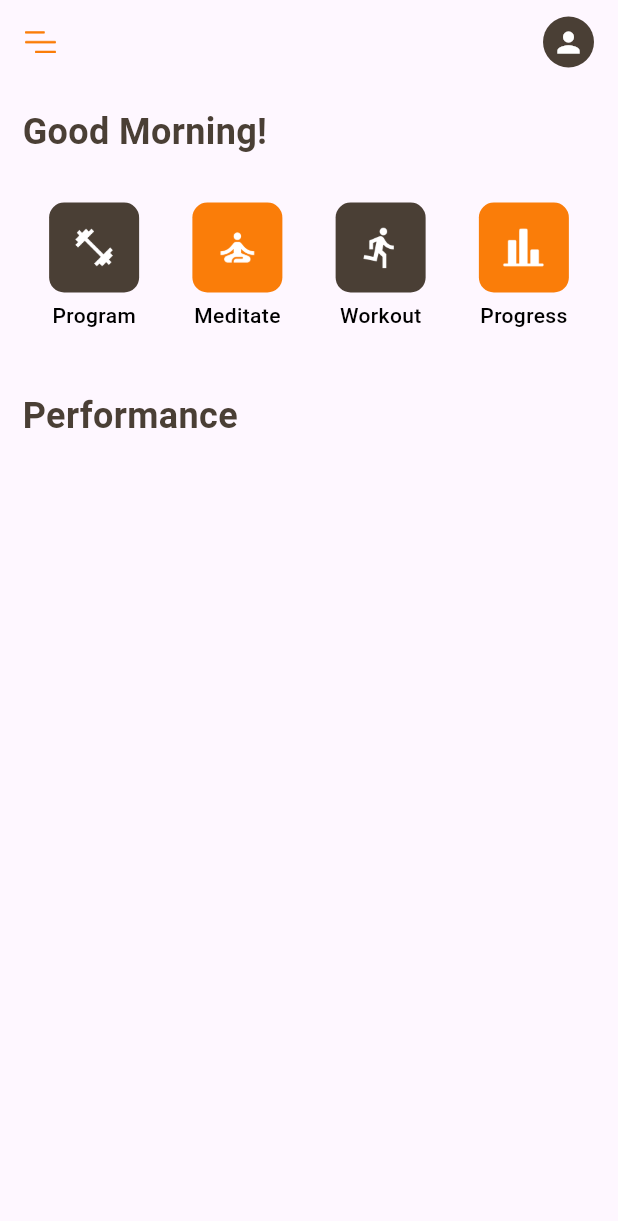
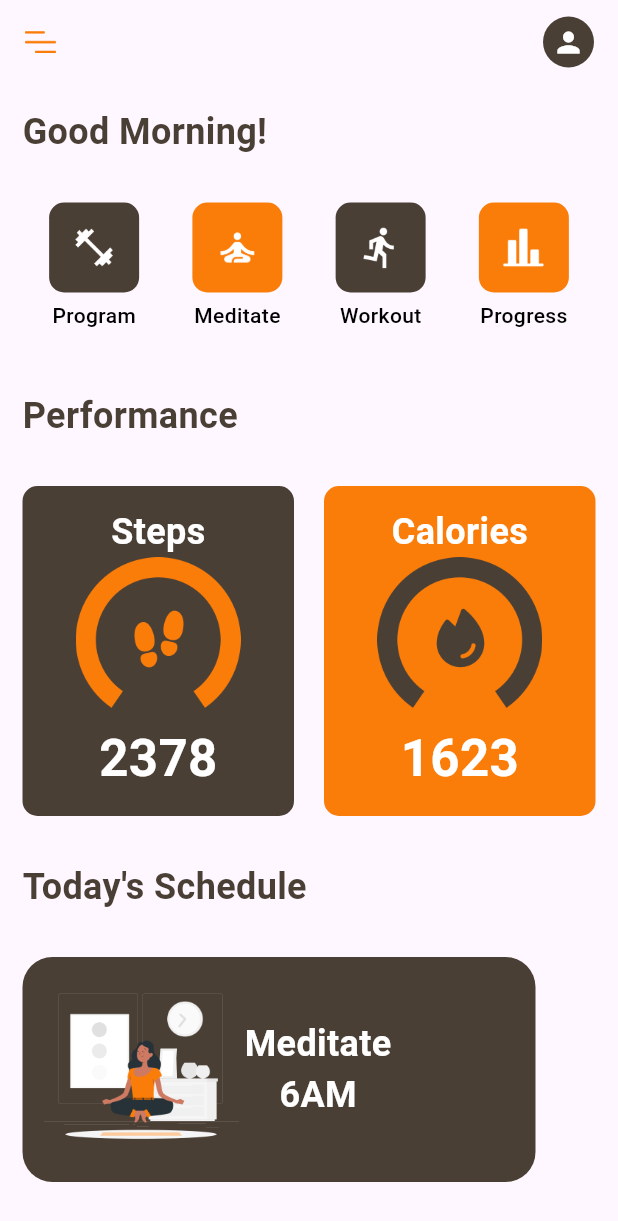
Before and after one commit to altantheprodigy/ZGYM, a Flutter app: the screen it shows after launch, on a phone screen of 412 x 824 dp. Shown: the top 1221 px of the screen. Run offline on Flutter 3.47's test engine with Material 3 defaults, Android fonts, the phone set to English and light mode, and no system bars; Roboto replaces fonts that are missing (Poopins).

Commit message:
Feat [AP] Wis Zid

```diff
--- a/lib/Page/Home.dart
+++ b/lib/Page/Home.dart
@@ -49,11 +49,13 @@ class HomePage extends StatelessWidget {
                     fontWeight: FontWeight.bold,
                     fontFamily: 'Poopins'),
               ),
-              SizedBox(height: 30,),
+              SizedBox(
+                height: 30,
+              ),
               Row(
                 children: [
                   Flexible(
-                    fit: FlexFit.tight,
+                      fit: FlexFit.tight,
                       child: ProgramChoice(
                           backgroundColor: Mycolor['brown'],
                           image: Image.asset("assets/images/gym.png"),
@@ -78,7 +80,9 @@ class HomePage extends StatelessWidget {
                           text: "Progress")),
                 ],
               ),
-              SizedBox(height: 40,),
+              SizedBox(
+                height: 40,
+              ),
               Text(
                 "Performance",
                 style: TextStyle(
@@ -87,6 +91,91 @@ class HomePage extends StatelessWidget {
                     fontWeight: FontWeight.bold,
                     fontFamily: 'Poopins'),
               ),
+              SizedBox(
+                height: 30,
+              ),
+              Row(
+                children: [
+                  Flexible(
+                    fit: FlexFit.tight,
+                    child: performances(
+                        backgroundColor: Mycolor['brown'],
+                        text: "Steps",
+                        image: Image.asset(
+                          "assets/images/step.png",
+                          height: 110,
+                          width: 110,
+                        ),
+                        angka: "2378"),
+                  ),
+                  SizedBox(width: 20,),
+                  Flexible(
+                    fit: FlexFit.tight,
+                    child: performances(
+                        backgroundColor: Mycolor['orange'],
+                        text: "Calories",
+                        image: Image.asset(
+                          "assets/images/Calories.png",
+                          height: 110,
+                          width: 110,
+                        ),
+                        angka: "1623"),
+                  ),
+                ],
+              ),
+              SizedBox(
+                height: 30,
+              ),
+              Text(
+                "Today's Schedule",
+                style: TextStyle(
+                    fontSize: 24,
+                    color: Mycolor['brown'],
+                    fontWeight: FontWeight.bold,
+                    fontFamily: 'Poopins'),
+              ),
+              SizedBox(
+                height: 30,
+              ),
+              Container(
+                padding: EdgeInsets.all(10),
+                height: 150,
+                width: 342,
+                decoration: BoxDecoration(
+                  color: Mycolor['brown'],
+                  borderRadius: BorderRadius.circular(20)
+                ),
+                child: Row(
+                  mainAxisAlignment: MainAxisAlignment.start,
+                  crossAxisAlignment: CrossAxisAlignment.start,
+                  children: [
+                    Image.asset("assets/images/meditation.png", height: 138, width: 138,),
+                    Column(
+                      crossAxisAlignment: CrossAxisAlignment.center,
+                      mainAxisAlignment: MainAxisAlignment.center,
+                      children: [
+                        Text(
+                          "Meditate",
+                          style: TextStyle(
+                              fontSize: 24,
+                              color: Mycolor['white'],
+                              fontWeight: FontWeight.bold,
+                              fontFamily: 'Poopins'),
+                        ),
+                        Text(
+                          "6AM",
+                          style: TextStyle(
+                              fontSize: 24,
+                              color: Mycolor['white'],
+                              fontWeight: FontWeight.bold,
+                              fontFamily: 'Poopins'),
+                        ),
+
+                      ],
+                    )
+                  ],
+                ),
+              )
             ],
           ),
         ),
--- a/lib/Page/Komponen.dart
+++ b/lib/Page/Komponen.dart
@@ -42,3 +42,46 @@ class ProgramChoice extends StatelessWidget {
     );
   }
 }
+
+class performances extends StatelessWidget {
+  final Color backgroundColor;
+  final String text;
+  final Image image;
+  final String angka;
+  const performances({Key? key, required this.backgroundColor, required this.text, required this.image, required this.angka}) : super(key: key);
+
+  @override
+  Widget build(BuildContext context) {
+    return Container(
+      height: 220,
+      width: 161,
+      decoration: BoxDecoration(
+          color: backgroundColor,
+          borderRadius: BorderRadius.circular(10)
+      ),
+      child: Column(
+        mainAxisAlignment: MainAxisAlignment.center,
+        crossAxisAlignment: CrossAxisAlignment.center,
+        children: [
+          Text(
+            text,
+            style: TextStyle(
+                fontSize: 24,
+                color: Mycolor['white'],
+                fontWeight: FontWeight.w600,
+                fontFamily: 'Poopins'),
+          ),
+         image,
+          Text(
+            angka,
+            style: TextStyle(
+                fontSize: 34,
+                color: Mycolor['white'],
+                fontWeight: FontWeight.w600,
+                fontFamily: 'Poopins'),
+          ),
+        ],
+      ),
+    );
+  }
+}
```
Also changed, not shown: assets/images/Calories.png (added), assets/images/meditation.png (added), assets/images/step.png (added).
